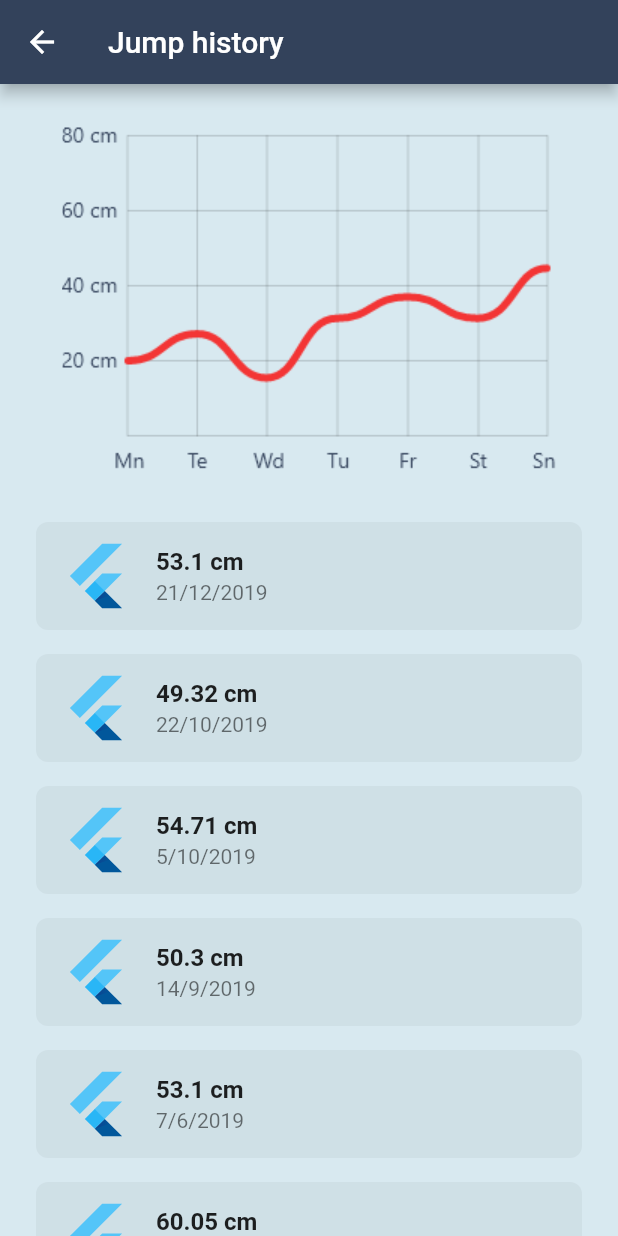
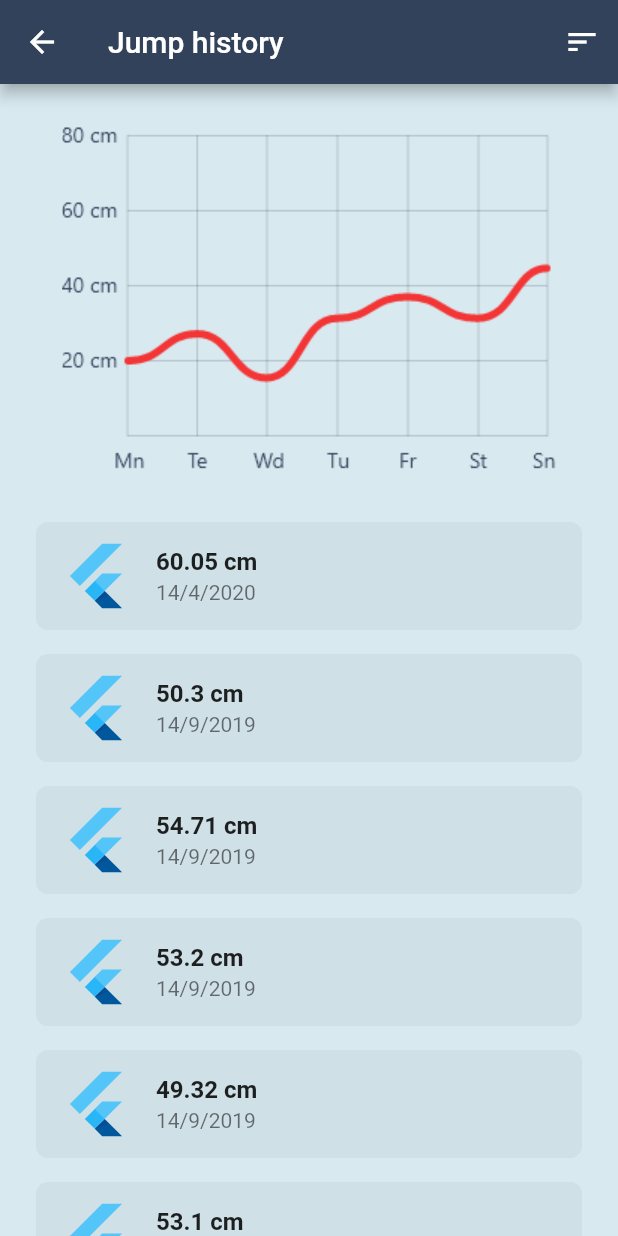
Before and after one commit to AP-Elektronica-ICT/intprojectrepo-feetback, a Flutter app: the JumpHistoryPage screen opened by its route, on a phone screen of 412 x 824 dp. Run offline on Flutter 3.47's test engine with Material 2 defaults, Android fonts, the phone set to English and light mode, and no system bars; our stand-ins replace firebase_auth, google_sign_in; accounts and stored records are empty.

Commit message:
ordering by different parameters

```diff
--- a/lib/screens/jumpHistory/jump_history.dart
+++ b/lib/screens/jumpHistory/jump_history.dart
@@ -3,26 +3,28 @@ import 'package:feetback/models/jump.dart';
 import 'package:feetback/screens/detailedJumpPage/jump_detailed.dart';
 import 'package:flutter/material.dart';
 
-enum SequenceState { date, height }
+enum SequenceState { date, height, dayHeight }
 
-class JumpHistoryPage extends StatelessWidget {
+class JumpHistoryPage extends StatefulWidget {
+  @override
+  _JumpHistoryPageState createState() => _JumpHistoryPageState();
+}
+
+class _JumpHistoryPageState extends State<JumpHistoryPage> {
   final List<Jump> jumps = new List();
+  SequenceState _selection = SequenceState.date;
 
-  JumpHistoryPage() {
+  _JumpHistoryPageState() {
     jumps.add(Jump(DateTime.utc(2019, 9, 14), 50.3, 3000));
-    jumps.add(Jump(DateTime.utc(2019, 10, 5), 54.71, 3000));
-    jumps.add(Jump(
-      DateTime.utc(2019, 12, 21),
-      53.100,
-      3000,
-    ));
-    jumps.add(Jump(DateTime.utc(2019, 10, 22), 49.32, 3000));
+    jumps.add(Jump(DateTime.utc(2019, 9, 14), 54.71, 3000));
+    jumps.add(Jump(DateTime.utc(2019, 9, 14), 53.200, 3000));
+    jumps.add(Jump(DateTime.utc(2019, 9, 14), 49.32, 3000));
     jumps.add(Jump(DateTime.utc(2018, 10, 29), 60.05, 3000));
     jumps.add(Jump(DateTime.utc(2019, 1, 1), 50.3, 3000));
     jumps.add(Jump(DateTime.utc(2017, 2, 3), 54.71, 3000));
-    jumps.add(Jump(DateTime.utc(2019, 6, 7), 53.100, 3000));
+    jumps.add(Jump(DateTime.utc(2019, 9, 14), 53.100, 3000));
     jumps.add(Jump(DateTime.utc(2019, 2, 2), 49.32, 3000));
-    jumps.add(Jump(DateTime.utc(2019, 4, 14), 60.05, 3000));
+    jumps.add(Jump(DateTime.utc(2020, 4, 14), 60.05, 3000));
   }
 
   @override
@@ -31,10 +33,28 @@ class JumpHistoryPage extends StatelessWidget {
         appBar: AppBar(
           title: Text("Jump history"),
           actions: <Widget>[
-
-            /*IconButton(
-              icon: Icon(Icons.sort, color: Colors.white,),
-              //onPressed: ,)*/
+            PopupMenuButton<SequenceState>(
+              onSelected: (SequenceState result) {
+                setState(() {
+                  _selection = result;
+                });
+              },
+              itemBuilder: (BuildContext context) =>
+                  <PopupMenuEntry<SequenceState>>[
+                const PopupMenuItem<SequenceState>(
+                  value: SequenceState.date,
+                  child: Text('By date'),
+                ),
+                const PopupMenuItem<SequenceState>(
+                  value: SequenceState.height,
+                  child: Text('By height'),
+                ),
+                const PopupMenuItem<SequenceState>(
+                  value: SequenceState.dayHeight,
+                  child: Text('By day and height'),
+                ),
+              ], icon:  Icon(Icons.sort, color: Colors.white,)
+            )
           ],
         ),
 
@@ -60,8 +80,20 @@ class JumpHistoryPage extends StatelessWidget {
         padding: const EdgeInsets.all(0.0),
         itemCount: jumps.length,
         itemBuilder: (context, item) {
-          jumps.sort((b, a) => a.date.compareTo(b.date));
+          if(_selection == SequenceState.date){
+            jumps.sort((b, a) => a.date.compareTo(b.date));
+          }
+          else if(_selection == SequenceState.height){
+            jumps.sort((b, a) => a.height.compareTo(b.height));
+          }
+          else if(_selection == SequenceState.dayHeight){
+            jumps.sort((b, a) => a.height.compareTo(b.height));
+            jumps.sort((b, a) => a.date.day.compareTo(b.date.day));
+            jumps.sort((b, a) => a.date.month.compareTo(b.date.month));
+            jumps.sort((b, a) => a.date.year.compareTo(b.date.year));
+          }
           return _buildRow(context, jumps[item], item);
+
         });
   }
 
```
